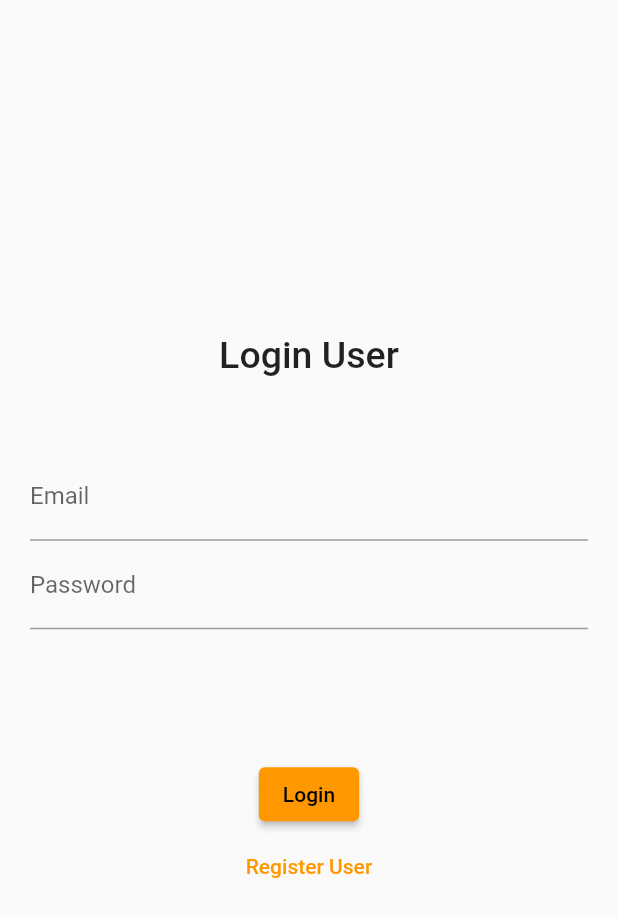
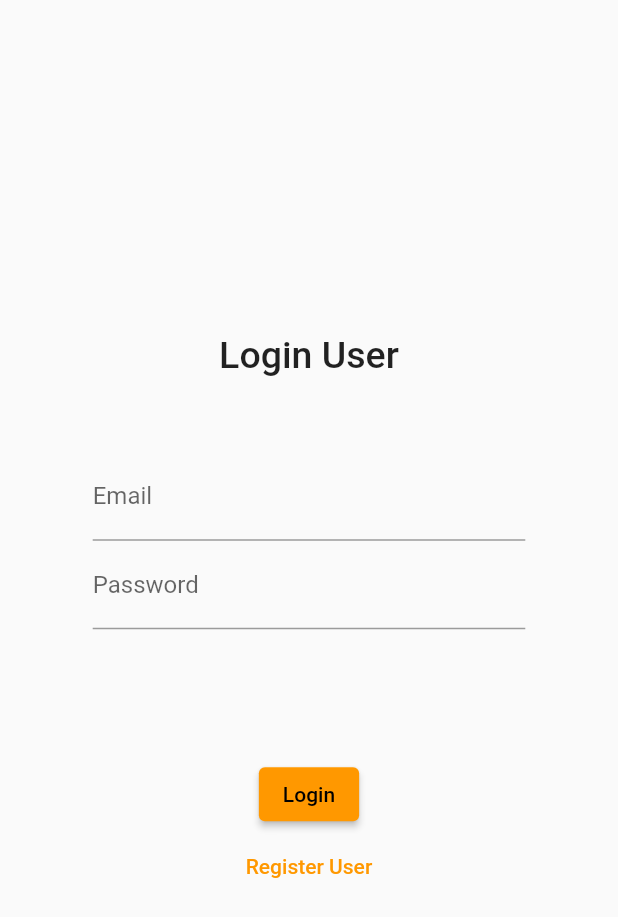
Before and after one commit to NameshDilshan/weddingplanner, a Flutter app: the screen it shows after launch, on a phone screen of 412 x 824 dp. Shown: the top 917 px of the screen. Run offline on Flutter 3.47's test engine with Material 2 defaults, Android fonts, the phone set to English and light mode, and no system bars; our stand-ins replace firebase_auth, firebase_core; accounts and stored records are empty.

Commit message:
Update login_register_page.dart

```diff
--- a/lib/pages/login_register_page.dart
+++ b/lib/pages/login_register_page.dart
@@ -33,7 +33,7 @@ class _LoginPageState extends State<LoginPage> {
     return TextField(
       controller: controller,
       decoration: InputDecoration(
-        labelText: title,
+         labelText: title,
       ),
     );
   }
@@ -82,8 +82,14 @@ class _LoginPageState extends State<LoginPage> {
           children: <Widget>[
             Text( style: const TextStyle(fontWeight: FontWeight.w500, fontSize: 25.0), isLogin? 'Login User' : 'Register User'),
             const SizedBox(height: 50),
-            _entityField('Email', _controllerEmail),
-            _entityField('Password', _controllerPassword),
+            SizedBox(
+                width: MediaQuery.of(context).size.width * 70 /100,
+                child: _entityField('Email', _controllerEmail)
+            ),
+            SizedBox(
+                width: MediaQuery.of(context).size.width * 70 /100,
+                child: _entityField('Password', _controllerPassword),
+            ),
             const SizedBox(height: 20),
             _errorMessage(),
             const SizedBox(height: 50),
```
